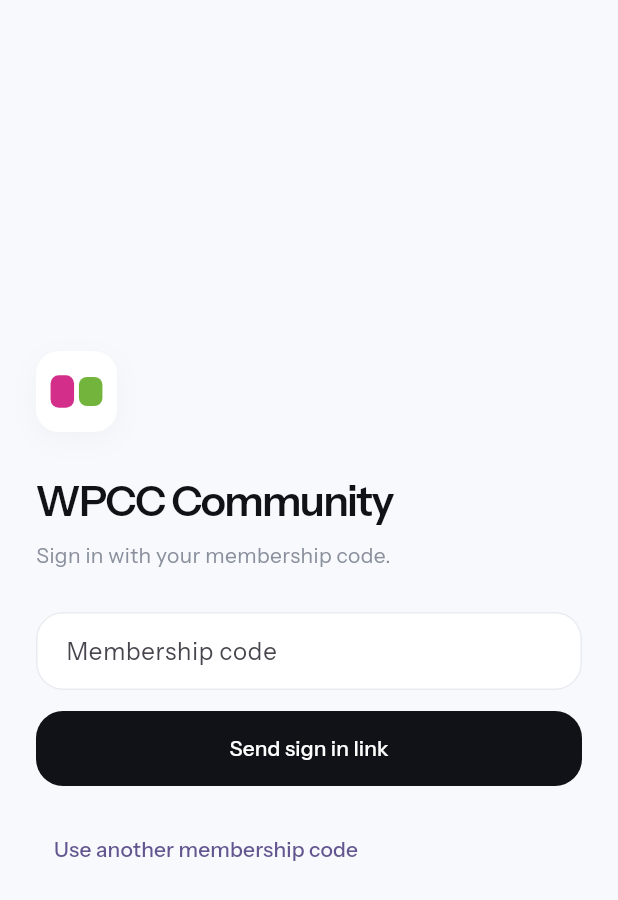
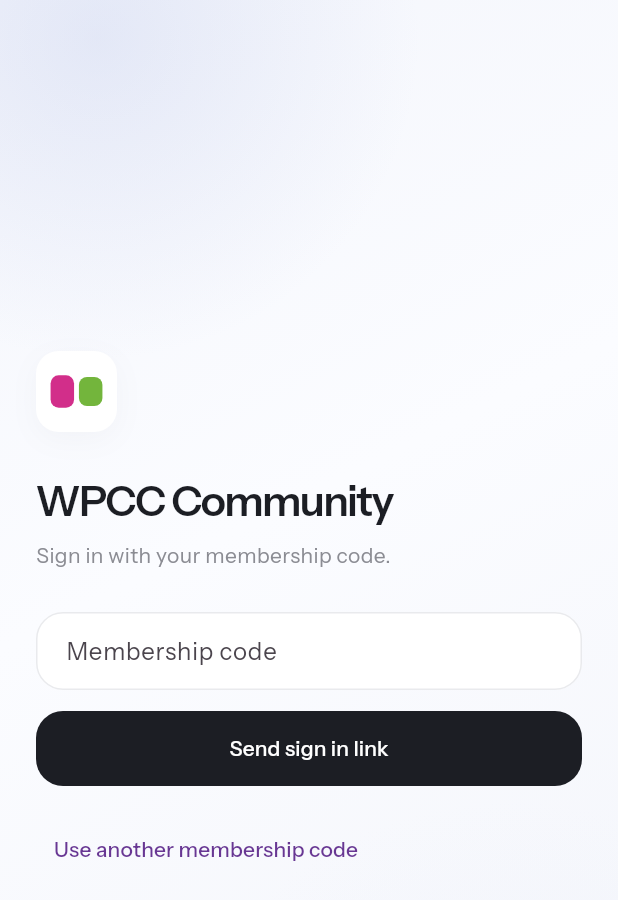
Before and after one commit to ngusdemigod/wpccattendance, a Flutter app: the screen it shows after launch, on a phone screen of 412 x 824 dp. Shown: the top 900 px of the screen. Run offline on Flutter 3.47's test engine with Material 3 defaults, Android fonts, the light colour scheme and no system bars; our stand-ins replace audioplayers, file_picker, flutter_riverpod, geolocator, go_router, google_fonts and 5 more; missing offline and left inert: dart:js_interop; accounts and stored records are empty.

Commit message:
fix: align app colors with v76 design tokens

```diff
--- a/wpcc v2/lib/app/app.dart
+++ b/wpcc v2/lib/app/app.dart
@@ -5,16 +5,26 @@ import 'router.dart';
 
 class WpccApp extends StatefulWidget {
   const WpccApp({super.key});
-  @override State<WpccApp> createState() => _WpccAppState();
+  @override
+  State<WpccApp> createState() => _WpccAppState();
 }
 
 class _WpccAppState extends State<WpccApp> {
   late final router = buildRouter();
-  @override void dispose() { router.dispose(); super.dispose(); }
-  @override Widget build(BuildContext context) => MaterialApp.router(
-    debugShowCheckedModeBanner: false,
-    title: 'WPCC Community',
-    theme: buildWpccTheme(),
-    routerConfig: router,
-  );
+  @override
+  void dispose() {
+    router.dispose();
+    super.dispose();
+  }
+
+  @override
+  Widget build(BuildContext context) => MaterialApp.router(
+        debugShowCheckedModeBanner: false,
+        title: 'WPCC Community',
+        theme: buildWpccTheme(),
+        routerConfig: router,
+        builder: (context, child) => WpccBackdrop(
+          child: child ?? const SizedBox.shrink(),
+        ),
+      );
 }
--- a/wpcc v2/lib/core/theme/app_theme.dart
+++ b/wpcc v2/lib/core/theme/app_theme.dart
@@ -2,23 +2,97 @@ import 'package:flutter/material.dart';
 import 'package:google_fonts/google_fonts.dart';
 
 class WpccColors {
-  static const ink = Color(0xFF111217);
-  static const inkSoft = Color(0xFF4F5563);
-  static const muted = Color(0xFF8A909D);
+  static const ink = Color(0xFF1C1E24);
+  static const navActive = Color(0xFF111217);
+  static const inkSoft = Color(0xFF6F7077);
+  static const muted = Color(0xFF8B8C93);
   static const surface = Colors.white;
-  static const background = Color(0xFFF8F9FC);
-  static const line = Color(0xFFE9EBF1);
-  static const lavender = Color(0xFFE5D5F4);
-  static const coolBlue = Color(0xFFD7DEEF);
+  static const subtle = Color(0xFFF9F9FC);
+  static const background = Color(0xFFF6F7FA);
+  static const screenWhite = Color(0xFFFBFCFF);
+  static const line = Color(0xFFE9EAED);
+  static const lineSubtle = Color(0xFFF0F1F3);
+  static const primary = Color(0xFF7C4EA6);
+  static const primaryDeep = Color(0xFF683793);
+  static const primarySoft = Color(0xFFF1E6FA);
+  static const lavender = Color(0xFFE3C7F5);
+  static const coolBlue = Color(0xFFD6DCF1);
   static const warm = Color(0xFFF2E8DF);
+  static const success = Color(0xFF238636);
+  static const successBackground = Color(0xFFEEF8F1);
+  static const warning = Color(0xFFA86A00);
+  static const warningBackground = Color(0xFFFFF7E6);
+  static const error = Color(0xFFC9362B);
+  static const errorBackground = Color(0xFFFFF0EF);
+}
+
+class WpccBackdrop extends StatelessWidget {
+  const WpccBackdrop({super.key, required this.child});
+
+  final Widget child;
+
+  @override
+  Widget build(BuildContext context) => Stack(
+        fit: StackFit.expand,
+        children: [
+          const DecoratedBox(
+            decoration: BoxDecoration(
+              gradient: LinearGradient(
+                begin: Alignment.topLeft,
+                end: Alignment.bottomRight,
+                stops: [0, .42, 1],
+                colors: [
+                  Color(0xFFF4F6FC),
+                  WpccColors.screenWhite,
+                  Color(0xFFF2F4FA),
+                ],
+              ),
+            ),
+          ),
+          const Positioned(
+            left: -150,
+            top: -190,
+            width: 430,
+            height: 430,
+            child: DecoratedBox(
+              decoration: BoxDecoration(
+                gradient: RadialGradient(
+                  colors: [Color(0x42B1BDE6), Color(0x00B1BDE6)],
+                ),
+              ),
+            ),
+          ),
+          const Positioned(
+            right: -180,
+            bottom: -210,
+            width: 500,
+            height: 500,
+            child: DecoratedBox(
+              decoration: BoxDecoration(
+                gradient: RadialGradient(
+                  colors: [Color(0x5CE8ECF8), Color(0x00E8ECF8)],
+                ),
+              ),
+            ),
+          ),
+          child,
+        ],
+      );
 }
 
 ThemeData buildWpccTheme() {
   final base = ThemeData(
     useMaterial3: true,
     brightness: Brightness.light,
-    scaffoldBackgroundColor: WpccColors.background,
-    colorScheme: ColorScheme.fromSeed(seedColor: const Color(0xFF7657D9), surface: Colors.white),
+    scaffoldBackgroundColor: Colors.transparent,
+    colorScheme: ColorScheme.fromSeed(
+      seedColor: WpccColors.primary,
+      surface: WpccColors.surface,
+    ).copyWith(
+      primary: WpccColors.primary,
+      secondary: WpccColors.primaryDeep,
+      error: WpccColors.error,
+    ),
   );
   final text = GoogleFonts.instrumentSansTextTheme(base.textTheme).apply(
     bodyColor: WpccColors.ink,
@@ -28,20 +102,45 @@ ThemeData buildWpccTheme() {
     textTheme: text,
     splashFactory: NoSplash.splashFactory,
     dividerColor: WpccColors.line,
+    progressIndicatorTheme: const ProgressIndicatorThemeData(
+      color: WpccColors.primary,
+    ),
+    textButtonTheme: TextButtonThemeData(
+      style: TextButton.styleFrom(foregroundColor: WpccColors.primaryDeep),
+    ),
+    switchTheme: SwitchThemeData(
+      thumbColor: WidgetStateProperty.resolveWith(
+        (states) => states.contains(WidgetState.selected)
+            ? Colors.white
+            : const Color(0xFFD7D8DC),
+      ),
+      trackColor: WidgetStateProperty.resolveWith(
+        (states) => states.contains(WidgetState.selected)
+            ? WpccColors.primary
+            : WpccColors.line,
+      ),
+    ),
     cardTheme: const CardThemeData(
       elevation: 0,
       color: WpccColors.surface,
       margin: EdgeInsets.zero,
-      shape: RoundedRectangleBorder(borderRadius: BorderRadius.all(Radius.circular(24))),
+      shape: RoundedRectangleBorder(
+          borderRadius: BorderRadius.all(Radius.circular(24))),
     ),
     inputDecorationTheme: InputDecorationTheme(
       filled: true,
       fillColor: Colors.white,
       hintStyle: text.bodySmall?.copyWith(color: WpccColors.muted),
       contentPadding: const EdgeInsets.symmetric(horizontal: 16, vertical: 14),
-      border: OutlineInputBorder(borderRadius: BorderRadius.circular(18), borderSide: const BorderSide(color: WpccColors.line)),
-      enabledBorder: OutlineInputBorder(borderRadius: BorderRadius.circular(18), borderSide: const BorderSide(color: WpccColors.line)),
-      focusedBorder: OutlineInputBorder(borderRadius: BorderRadius.circular(18), borderSide: const BorderSide(color: WpccColors.ink)),
+      border: OutlineInputBorder(
+          borderRadius: BorderRadius.circular(18),
+          borderSide: const BorderSide(color: WpccColors.line)),
+      enabledBorder: OutlineInputBorder(
+          borderRadius: BorderRadius.circular(18),
+          borderSide: const BorderSide(color: WpccColors.line)),
+      focusedBorder: OutlineInputBorder(
+          borderRadius: BorderRadius.circular(18),
+          borderSide: const BorderSide(color: WpccColors.ink)),
     ),
   );
 }
--- a/wpcc v2/lib/features/events/event_detail_page.dart
+++ b/wpcc v2/lib/features/events/event_detail_page.dart
@@ -165,7 +165,7 @@ class _EventDetailPageState extends State<EventDetailPage> {
                   begin: Alignment.topLeft,
                   end: Alignment.bottomRight,
                   colors: [
-            Color(0xFFE5D5F4),
+            WpccColors.primarySoft,
             Color(0xFFD7DEEF),
             Color(0xFFF2E8DF)
           ])));
--- a/wpcc v2/lib/features/prayer/prayer_alert_edit_page.dart
+++ b/wpcc v2/lib/features/prayer/prayer_alert_edit_page.dart
@@ -193,7 +193,7 @@ class _PrayerAlertEditPageState extends State<PrayerAlertEditPage> {
             child: const Text(
               'Save',
               style: TextStyle(
-                color: Color(0xFF6F329C),
+                color: WpccColors.primaryDeep,
                 fontWeight: FontWeight.w600,
               ),
             ),
--- a/wpcc v2/lib/features/prayer/prayer_alerts_page.dart
+++ b/wpcc v2/lib/features/prayer/prayer_alerts_page.dart
@@ -414,7 +414,7 @@ class _AlertRow extends StatelessWidget {
                     'Global',
                     style: TextStyle(
                       fontSize: 12,
-                      color: Color(0xFF6F329C),
+                      color: WpccColors.primaryDeep,
                       fontWeight: FontWeight.w600,
                     ),
                   ),
```
Also changed, not shown: wpcc v2/lib/app/app_shell.dart (+36 -20 lines), wpcc v2/lib/core/services/receipt_export_service.dart (+57 -20 lines), wpcc v2/lib/features/devotional/devotional_page.dart (+6 -6 lines), wpcc v2/lib/features/give/auto_give_page.dart (+14 -9 lines).
